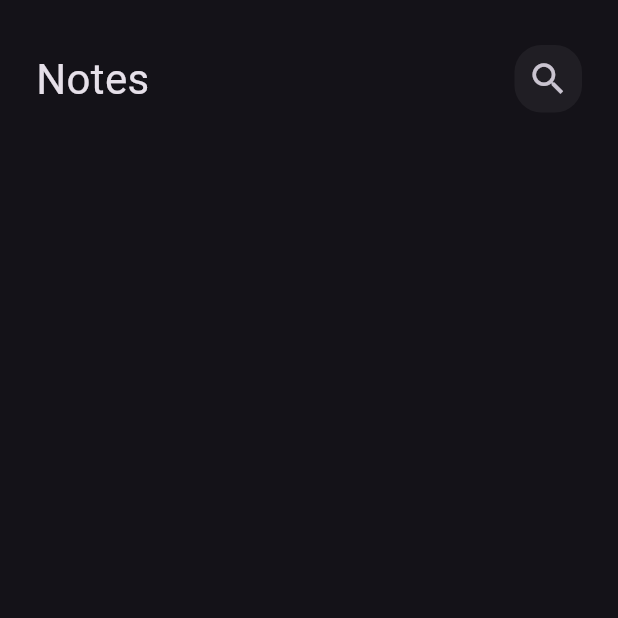
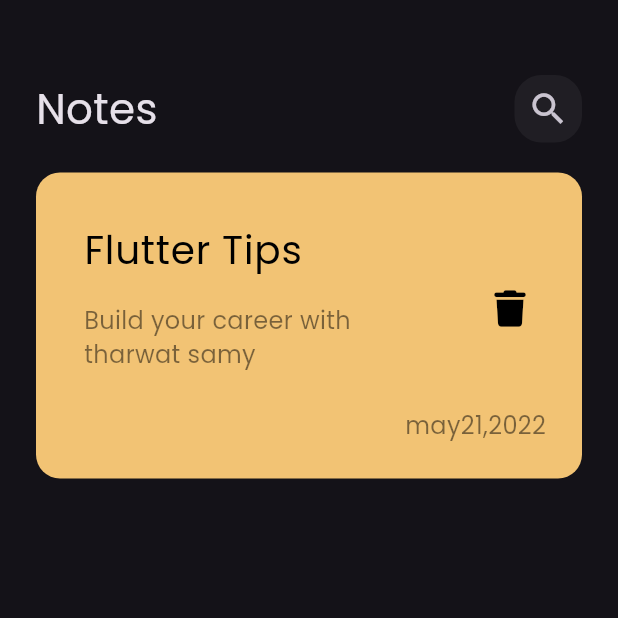
Before and after one commit to FatmaAhmedd33/note_app, a Flutter app: the screen it shows after launch, on a phone screen of 412 x 824 dp, the top half of it. Run offline on Flutter 3.47's test engine with Material 3 defaults, Android fonts, the phone set to English and light mode, and no system bars; our stand-ins replace font_awesome_flutter.

Commit message:
create custome note item

```diff
--- a/lib/main.dart
+++ b/lib/main.dart
@@ -3,7 +3,7 @@ import 'package:flutter/material.dart';
 import 'views/note_page.dart';
 
 void main() {
-  runApp( const NoteApp());
+  runApp(const NoteApp());
 }
 
 class NoteApp extends StatelessWidget {
@@ -11,10 +11,10 @@ class NoteApp extends StatelessWidget {
 
   @override
   Widget build(BuildContext context) {
-    return  MaterialApp(
+    return MaterialApp(
       debugShowCheckedModeBanner: false,
-      theme: ThemeData(brightness: Brightness.dark),
-      home:  const NotePage(),
+      theme: ThemeData(brightness: Brightness.dark, fontFamily: 'Poppins'),
+      home: const NotePage(),
     );
   }
 }
--- a/lib/views/note_page.dart
+++ b/lib/views/note_page.dart
@@ -9,8 +9,8 @@ class NotePage extends StatelessWidget {
 
   @override
   Widget build(BuildContext context) {
-    return Scaffold(
-      body: NotesViewBody(),
+    return const Scaffold(
+      body:  NotesViewBody(),
     );
   }
 }
--- /dev/null
+++ b/lib/widgets/custome_note_item.dart
@@ -0,0 +1,50 @@
+import 'package:flutter/material.dart';
+import 'package:font_awesome_flutter/font_awesome_flutter.dart';
+
+class NoteItems extends StatelessWidget {
+  const NoteItems({super.key});
+
+  @override
+  Widget build(BuildContext context) {
+    return Container(
+      padding: const EdgeInsets.only(top: 24, bottom: 24, left: 16),
+      decoration: BoxDecoration(
+          color: const Color(0xffF2C374),
+          borderRadius: BorderRadius.circular(16)),
+      child: Column(
+        crossAxisAlignment: CrossAxisAlignment.end,
+        children: [
+          ListTile(
+            title: const Text(
+              'Flutter Tips',
+              style: TextStyle(color: Colors.black, fontSize: 26),
+            ),
+            subtitle: Padding(
+              padding: const EdgeInsets.only(top: 16, bottom: 16),
+              child: Text(
+                'Build your career with tharwat samy',
+                style: TextStyle(
+                    color: Colors.black.withOpacity(0.5), fontSize: 16),
+              ),
+            ),
+            trailing: IconButton(
+                onPressed: () {},
+                icon: const Icon(
+                  FontAwesomeIcons.trash,
+                  color: Colors.black,
+                  size: 24,
+                )),
+          ),
+          Padding(
+            padding: const EdgeInsets.only(right: 24),
+            child: Text(
+              'may21,2022',
+              style:
+                  TextStyle(color: Colors.black.withOpacity(0.5), fontSize: 16),
+            ),
+          ),
+        ],
+      ),
+    );
+  }
+}
--- a/lib/widgets/notes_view_body.dart
+++ b/lib/widgets/notes_view_body.dart
@@ -1,6 +1,6 @@
 import 'package:flutter/material.dart';
-
 import 'custome_appbar.dart';
+import 'custome_note_item.dart';
 
 class NotesViewBody extends StatelessWidget {
   const NotesViewBody({
@@ -14,9 +14,13 @@ class NotesViewBody extends StatelessWidget {
       child: Column(
         children: [
           SizedBox(
-            height: 30,
+            height: 50,
           ),
           CustomeAppBar(),
+          SizedBox(
+            height: 20,
+          ),
+          NoteItems()
         ],
       ),
     );
```
Also changed, not shown: pubspec.yaml (+5 -4 lines), assets/fonts/Poppins-Regular.ttf (added), pubspec.lock.
